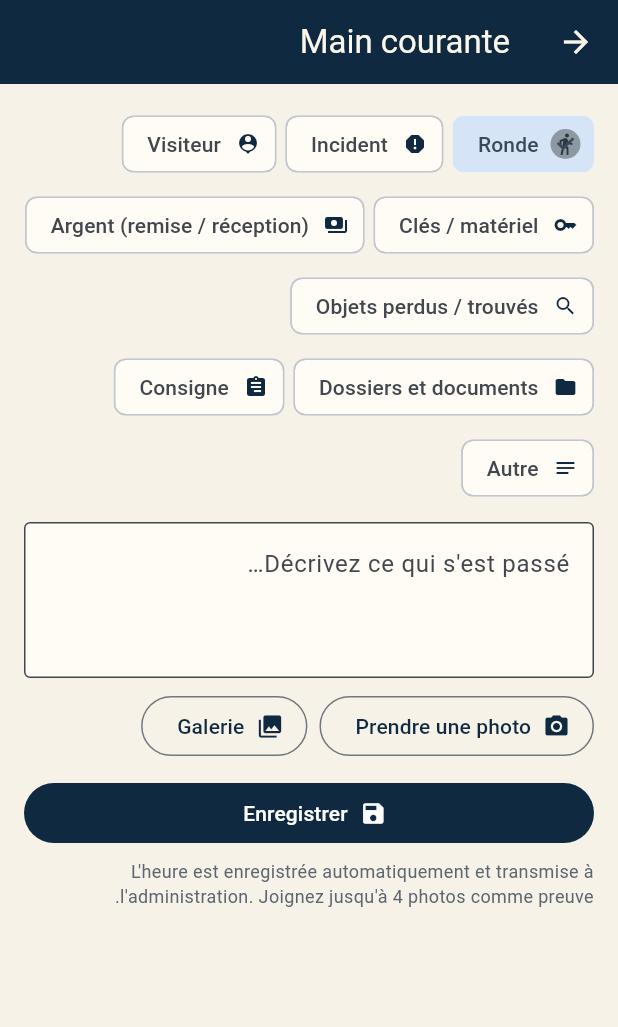
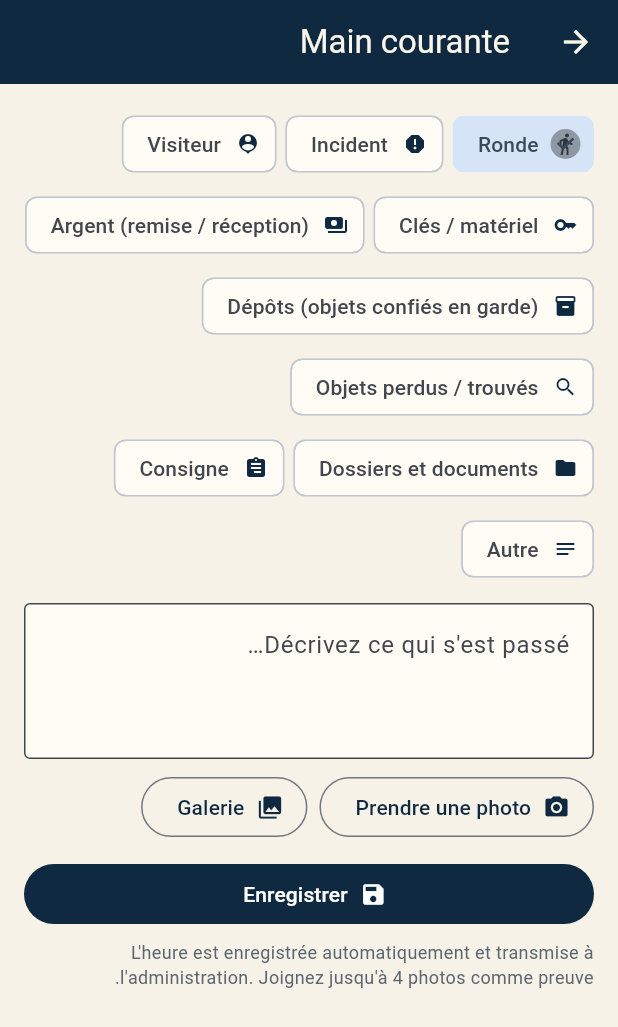
Before and after one commit to amane-securte/Amane-app, a Flutter app: the LogbookScreen screen opened directly with empty values, on a phone screen of 412 x 824 dp. Shown: the top 1027 px of the screen. Run offline on Flutter 3.47's test engine with Material 3 defaults, Android fonts, the phone set to English and light mode, and no system bars; our stand-ins replace audioplayers, cloud_firestore, firebase_auth, firebase_core, firebase_messaging, flutter_map and 6 more; accounts and stored records are empty.

Commit message:
Main courante : dépôts (objets confiés en garde)
Co-Authored-By: Claude Opus 5.5 <noreply@anthropic.com>
Claude-Session: https://claude.ai/code/session_01UYEBewcUjhufSTrjdFXhfa

```diff
--- a/lib/i18n.dart
+++ b/lib/i18n.dart
@@ -389,6 +389,7 @@ class T {
       'cat_keys': 'مفاتيح / معدات',
       'cat_instruction': 'تعليمات',
       'cat_money': 'أموال (تسليم واستلام)',
+      'cat_deposit': 'ودائع (أمانات مسلّمة للحفظ)',
       'cat_lost': 'أشياء ضائعة / مفقودات',
       'cat_files': 'ملفات ووثائق',
       'cat_other': 'أخرى',
@@ -804,6 +805,7 @@ class T {
       'cat_keys': 'Clés / matériel',
       'cat_instruction': 'Consigne',
       'cat_money': 'Argent (remise / réception)',
+      'cat_deposit': 'Dépôts (objets confiés en garde)',
       'cat_lost': 'Objets perdus / trouvés',
       'cat_files': 'Dossiers et documents',
       'cat_other': 'Autre',
--- a/lib/logbook.dart
+++ b/lib/logbook.dart
@@ -10,7 +10,7 @@ import 'i18n.dart';
 import 'theme.dart';
 import 'widgets.dart';
 
-const logCategories = ['round', 'incident', 'visitor', 'keys', 'money', 'lost', 'files', 'instruction', 'other'];
+const logCategories = ['round', 'incident', 'visitor', 'keys', 'money', 'deposit', 'lost', 'files', 'instruction', 'other'];
 
 class LogDoc {
   LogDoc(this.id, Map<String, dynamic> m)
@@ -318,6 +318,7 @@ IconData logIcon(String c) => switch (c) {
       'visitor' => Icons.person_pin,
       'keys' => Icons.key,
       'money' => Icons.payments,
+      'deposit' => Icons.inventory_2,
       'lost' => Icons.search,
       'files' => Icons.folder,
       'instruction' => Icons.assignment,
```
